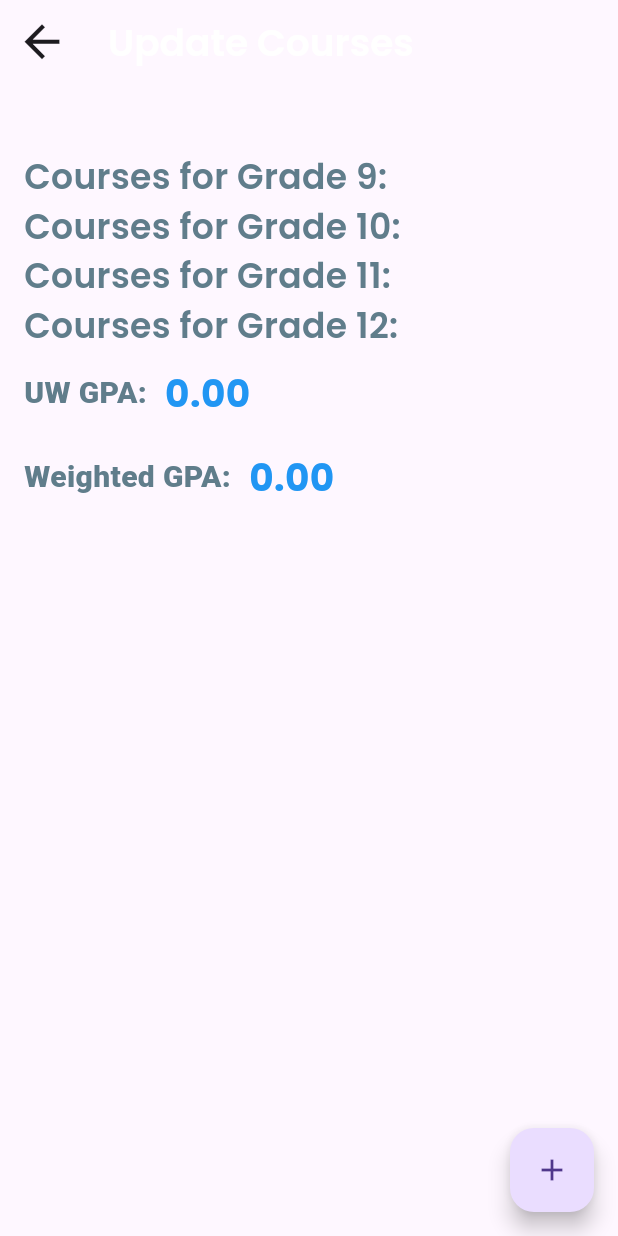
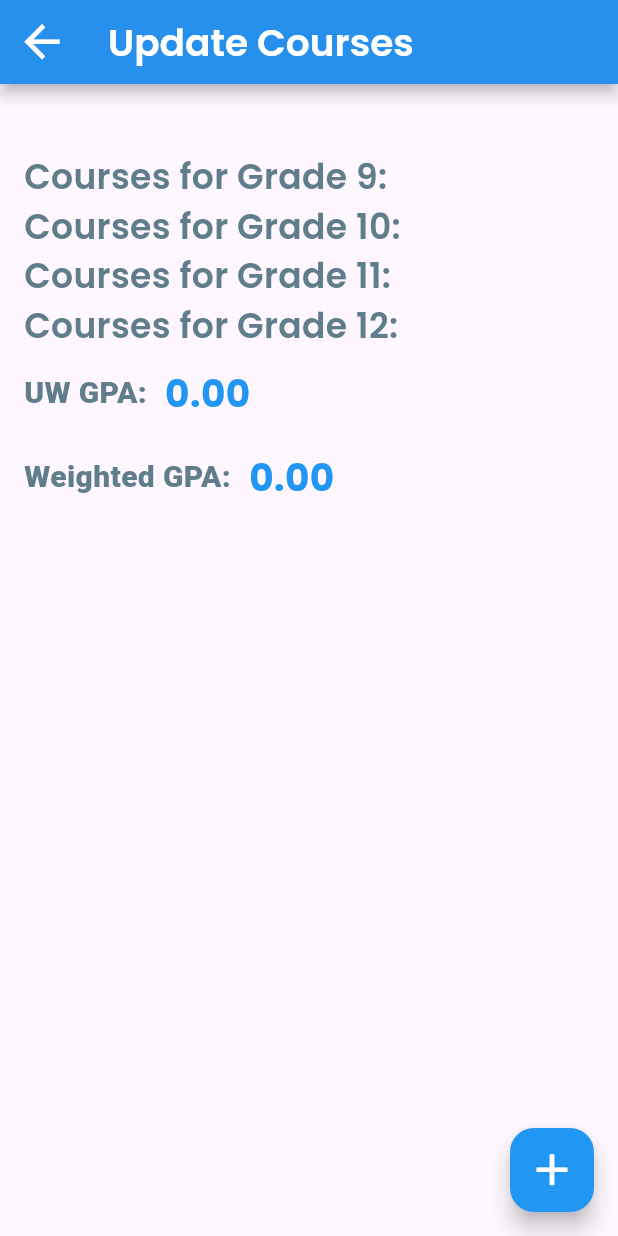
Before and after one commit to DannyM125/intro_to_programming_FBLA_23-24, a Flutter app: the screen it shows after launch, after a tap on "Edit Courses", on a phone screen of 412 x 824 dp. Run offline on Flutter 3.47's test engine with Material 3 defaults, Android fonts, the light colour scheme and no system bars; our stand-ins replace google_fonts, shared_preferences.

Commit message:
UI updates + color constant that we can later use in settings page.

```diff
--- a/lib/CoursePage.dart
+++ b/lib/CoursePage.dart
@@ -1,5 +1,6 @@
 import 'dart:convert';
 import 'package:flutter/material.dart';
+import 'package:intro_to_programming_fbla/util/AppColors.dart';
 import 'package:intro_to_programming_fbla/util/Course.dart';
 import 'package:shared_preferences/shared_preferences.dart';
 import 'package:google_fonts/google_fonts.dart';
@@ -34,6 +35,9 @@ class _CalculatorScreenState extends State<CalculatorScreen> {
   Widget build(BuildContext context) {
     return Scaffold(
       appBar: AppBar(
+        backgroundColor: AppColors.primary,
+        shadowColor: Colors.black,
+        elevation: 4.0,
         title: Text(
           'Update Courses',
           style: GoogleFonts.poppins(
@@ -42,9 +46,10 @@ class _CalculatorScreenState extends State<CalculatorScreen> {
               color: Colors.white),
         ),
         leading: IconButton(
-          icon:
-              Icon(Icons.arrow_back,
+          icon: Icon(
+            Icons.arrow_back,
             size: 35,
+            color: Colors.white,
           ), // Use arrow_back icon for back navigation
           onPressed: () {
             Navigator.pop(context); // Go back to the previous screen
@@ -77,7 +82,7 @@ class _CalculatorScreenState extends State<CalculatorScreen> {
                         style: GoogleFonts.poppins(
                             fontSize: 25, // Adjust font size as needed
                             fontWeight: FontWeight.w700,
-                            color: Colors.blue),
+                            color: AppColors.primary),
                       ),
                     ],
                   ),
@@ -99,21 +104,25 @@ class _CalculatorScreenState extends State<CalculatorScreen> {
                     style: GoogleFonts.poppins(
                         fontSize: 25, // Adjust font size as needed
                         fontWeight: FontWeight.w700,
-                        color: Colors.blue),
+                        color: AppColors.primary),
                   ),
                 ],
               ),
               SizedBox(height: 50)
             ],
-
           ),
         ),
       ),
       floatingActionButton: FloatingActionButton(
+        backgroundColor: AppColors.primary,
         onPressed: () {
           _showAddCourseDialog();
         },
-        child: Icon(Icons.add),
+        child: Icon(
+          Icons.add,
+          color: Colors.white,
+          size: 35,
+        ),
       ),
     );
   }
@@ -252,6 +261,9 @@ class _CalculatorScreenState extends State<CalculatorScreen> {
                 addCourse();
                 Navigator.of(context).pop();
               },
+              style: ElevatedButton.styleFrom(
+                backgroundColor: AppColors.primary,
+              ),
               child: Text(
                 'Add',
                 style: TextStyle(
@@ -326,7 +338,7 @@ class _CalculatorScreenState extends State<CalculatorScreen> {
                       },
                     ),
                     SizedBox(
-                      width: 30,
+                      width: 15,
                     ),
                     StatefulBuilder(
                       builder: (BuildContext context, StateSetter setState) {
@@ -353,7 +365,7 @@ class _CalculatorScreenState extends State<CalculatorScreen> {
                       },
                     ),
                     SizedBox(
-                      width: 30,
+                      width: 15,
                     ),
                     StatefulBuilder(
                       builder: (BuildContext context, StateSetter setState) {
@@ -403,6 +415,9 @@ class _CalculatorScreenState extends State<CalculatorScreen> {
                 updateCourse(gradeLevel, index);
                 Navigator.of(context).pop();
               },
+              style: ElevatedButton.styleFrom(
+                backgroundColor: AppColors.primary,
+              ),
               child: Text(
                 'Update',
                 style: TextStyle(
@@ -556,10 +571,6 @@ void updateCourse(int oldGradeLevel, int index) {
     }
   }
 
-
-
-
-
   void saveCourses() async {
     SharedPreferences prefs = await SharedPreferences.getInstance();
     List<String> coursesJson =
@@ -669,7 +680,7 @@ void updateCourse(int oldGradeLevel, int index) {
                           Icons.edit,
                           size: 30.0,
                         ),
-                        color: Colors.blue,
+                        color: AppColors.primary,
                         onPressed: () {
                           _showEditCourseDialog(course, gradeLevel, index);
                         },
@@ -679,7 +690,7 @@ void updateCourse(int oldGradeLevel, int index) {
                           Icons.delete,
                           size: 30.0,
                         ),
-                        color: Colors.red,
+                        color: Colors.deepOrange,
                         onPressed: () {
                           removeCourse(gradeLevel, index);
                         },
--- a/lib/StatsPage.dart
+++ b/lib/StatsPage.dart
@@ -10,6 +10,9 @@ class StatisticsScreen extends StatelessWidget {
   Widget build(BuildContext context) {
     return Scaffold(
       appBar: AppBar(
+        backgroundColor: AppColors.primary,
+        shadowColor: Colors.black,
+        elevation: 4.0,
         title: Text(
           'Your Profile',
           style: TextStyle(
@@ -32,13 +35,13 @@ class StatisticsScreen extends StatelessWidget {
               SizedBox(height: 20), // Spacer between GPA boxes and button
               editCoursesButton(),
               SizedBox(height: 20),
-            Text('What is GPA?',
+              Text(
+                'What is GPA?',
                 style: TextStyle(
                   fontSize: 30,
                   fontWeight: FontWeight.w600,
                 ),
               ),
-
             ],
           ),
         ),
@@ -55,13 +58,20 @@ class RoundedGPABox extends StatelessWidget {
       height: 150,
       alignment: Alignment.center,
       decoration: BoxDecoration(
-        color: AppColors.lightAccent,
+          color: Colors.white,
           borderRadius: BorderRadius.circular(60),
           border: Border.all(
-          width: 4,
-          color: Colors.blue,
+            width: 6,
+            color: AppColors.primary,
           ),
+          boxShadow: [
+            BoxShadow(
+              color: Colors.grey.withOpacity(0.5),
+              spreadRadius: 3,
+              blurRadius: 7,
+              offset: Offset(0, 3), // changes position of shadow
             ),
+          ]),
       child: const Column(
         mainAxisAlignment: MainAxisAlignment.center,
         children: [
@@ -96,13 +106,20 @@ class RoundedWeightedGPABox extends StatelessWidget {
       height: 150,
       alignment: Alignment.center,
       decoration: BoxDecoration(
-        color: AppColors.lightAccent,
+          color: Colors.white,
           borderRadius: BorderRadius.circular(60),
           border: Border.all(
-          width: 4,
-          color: Colors.black,
+            width: 6,
+            color: AppColors.primary,
           ),
+          boxShadow: [
+            BoxShadow(
+              color: Colors.grey.withOpacity(0.5),
+              spreadRadius: 3,
+              blurRadius: 7,
+              offset: Offset(0, 3), // changes position of shadow
             ),
+          ]),
       child: const Column(
         mainAxisAlignment: MainAxisAlignment.center,
         children: [
@@ -140,14 +157,13 @@ class editCoursesButton extends StatelessWidget {
         );
       },
       style: ElevatedButton.styleFrom(
-        backgroundColor: Colors.blue, // Background color
-        foregroundColor: Colors.white, // Text color
+        backgroundColor: AppColors.primary, // Background color
+        foregroundColor: Colors.black, // Text color
+        shadowColor: Colors.black,
+        elevation: 4.0,
         padding: EdgeInsets.symmetric(
             vertical: 15, horizontal: 50), // Button padding
-        shape: RoundedRectangleBorder(
-          borderRadius: BorderRadius.circular(20), // Button border radius
-          side: BorderSide(width: 4, color: Colors.black), // Outline
-        ),
+
       ),
       child: Text(
         'Edit Courses',
--- a/lib/main.dart
+++ b/lib/main.dart
@@ -1,5 +1,6 @@
 import 'package:flutter/material.dart';
 import 'package:intro_to_programming_fbla/StatsPage.dart';
+import 'package:intro_to_programming_fbla/util/AppColors.dart';
 import 'CoursePage.dart';
 import 'package:google_fonts/google_fonts.dart';
 
@@ -13,7 +14,6 @@ class MyApp extends StatelessWidget {
   Widget build(BuildContext context) {
     return MaterialApp(
       theme: ThemeData(
-        primarySwatch: Colors.blue,
         visualDensity: VisualDensity.adaptivePlatformDensity,
       ),
       home: StatisticsScreen(),
--- a/lib/util/AppColors.dart
+++ b/lib/util/AppColors.dart
@@ -2,6 +2,6 @@ import 'package:flutter/material.dart';
 
 class AppColors {
   static const Color lightAccent = Color.fromRGBO(173, 223, 255, 1);
-  static const Color primary = Color.fromRGBO(48, 102, 190, 1);
+  static const Color primary = Colors.blue;
   static const Color darkAccent = Color.fromRGBO(9, 12, 155, 1);
 }
```
Also changed, not shown: 4 other files. Lines whose indentation alone changed are shown as unchanged.
